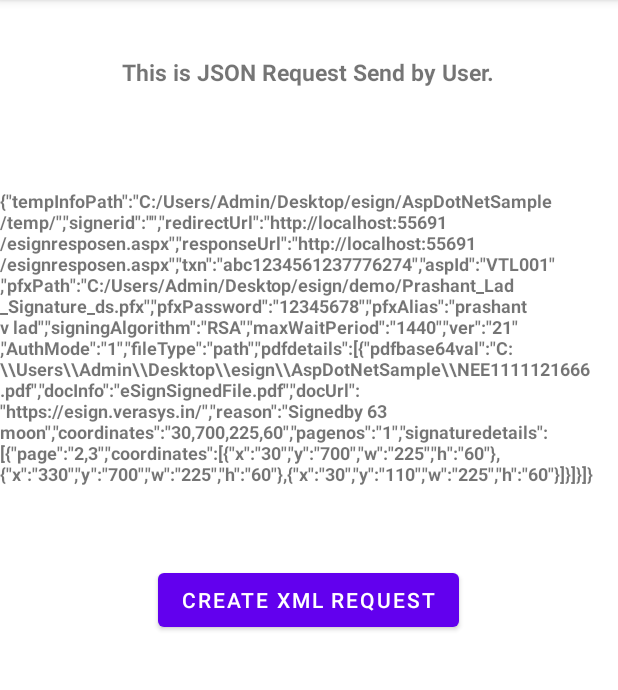
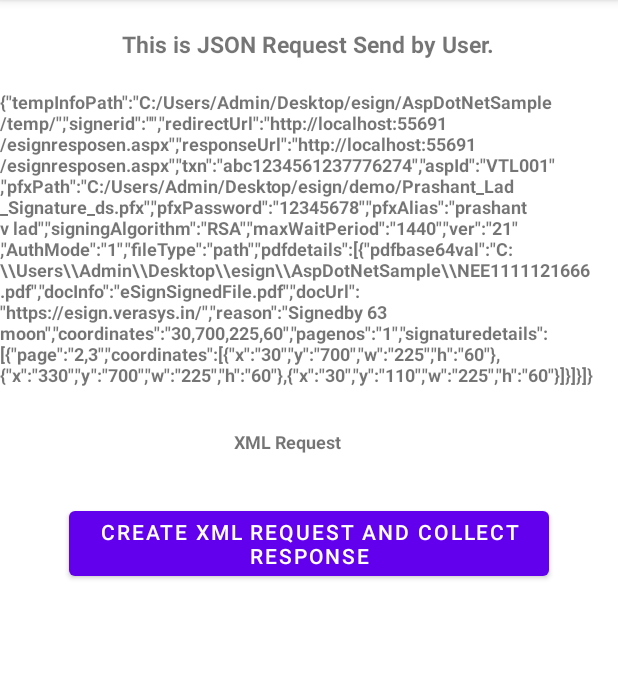
Before and after one commit to supriyamhaishale21/eSignatureLibrary, an Android app: the screen it shows after launch (MainActivity), on a phone screen of 412 x 824 dp, the part 84-774 px from its top. Run offline under Robolectric (Android 15) with nearby library versions, the phone set to English and light mode, and no system bars.

Commit message:
Update code

```diff
--- a/app/build.gradle
+++ b/app/build.gradle
@@ -36,5 +36,5 @@ dependencies {
     testImplementation 'junit:junit:4.+'
     androidTestImplementation 'androidx.test.ext:junit:1.1.3'
     androidTestImplementation 'androidx.test.espresso:espresso-core:3.4.0'
-    implementation 'com.github.supriyamhaishale21:eSignatureLibrary:1.1.6'
+    implementation 'com.github.supriyamhaishale21:eSignatureLibrary:1.1.7'
 }
--- a/app/src/main/java/com/coreco/esignatureapp/MainActivity.java
+++ b/app/src/main/java/com/coreco/esignatureapp/MainActivity.java
@@ -28,6 +28,7 @@ public class MainActivity extends AppCompatActivity {
         setContentView(R.layout.activity_main);
         TextView txtJsonInput=findViewById(R.id.txtJsonInput);
         TextView txtTitle=findViewById(R.id.txtTitle);
+        TextView txtXMLRequest=findViewById(R.id.txtXMLRequest);
 
         Button btnXmlRequest=findViewById(R.id.btnXmlRequest);
 
@@ -55,7 +56,7 @@ public class MainActivity extends AppCompatActivity {
         btnXmlRequest.setOnClickListener(new View.OnClickListener() {
             @Override
             public void onClick(View view) {
-                AppendDigitalSignOnPdf.GetPDFeSignParams(MainActivity.this,pdfJsonInput,txtJsonInput,txtTitle);
+                AppendDigitalSignOnPdf.GetPDFeSignParams(MainActivity.this,pdfJsonInput,txtJsonInput,txtTitle,txtXMLRequest);
             }
         });
 
--- a/app/src/main/res/layout/activity_main.xml
+++ b/app/src/main/res/layout/activity_main.xml
@@ -1,7 +1,11 @@
 <?xml version="1.0" encoding="utf-8"?>
-<androidx.constraintlayout.widget.ConstraintLayout xmlns:android="http://schemas.android.com/apk/res/android"
+<ScrollView
+    xmlns:android="http://schemas.android.com/apk/res/android"
     xmlns:app="http://schemas.android.com/apk/res-auto"
     xmlns:tools="http://schemas.android.com/tools"
+    android:layout_width="match_parent"
+    android:layout_height="match_parent">
+<androidx.constraintlayout.widget.ConstraintLayout
     android:layout_width="match_parent"
     android:layout_height="match_parent"
     tools:context=".MainActivity">
@@ -36,15 +40,31 @@
         app:layout_constraintTop_toBottomOf="@+id/txtTitle"
         app:layout_constraintVertical_bias="0.13" />
 
+    <TextView
+        android:id="@+id/txtXMLRequest"
+        android:layout_width="wrap_content"
+        android:layout_height="wrap_content"
+        android:layout_marginTop="28dp"
+        android:text="XML Request"
+        android:textSize="12sp"
+        android:textStyle="bold"
+        android:typeface="sans"
+        app:layout_constraintHorizontal_bias="0.457"
+        app:layout_constraintLeft_toLeftOf="parent"
+        app:layout_constraintRight_toRightOf="parent"
+        app:layout_constraintTop_toBottomOf="@+id/txtJsonInput" />
+
     <Button
         android:id="@+id/btnXmlRequest"
         android:layout_width="wrap_content"
         android:layout_height="wrap_content"
-        android:layout_marginTop="52dp"
-        android:text="Create XML Request"
+        android:layout_marginTop="32dp"
+        android:text="Create XML Request and collect Response"
+        app:layout_constraintBottom_toBottomOf="parent"
         app:layout_constraintEnd_toEndOf="parent"
         app:layout_constraintHorizontal_bias="0.497"
         app:layout_constraintStart_toStartOf="parent"
-        app:layout_constraintTop_toBottomOf="@+id/txtJsonInput" />
+        app:layout_constraintTop_toBottomOf="@+id/txtXMLRequest" />
 
 </androidx.constraintlayout.widget.ConstraintLayout>
+</ScrollView>
```
Also changed, not shown: eSignatureLibrary/src/main/java/com/coreco/esignaturelibrary/AppendDigitalSignOnPdf.java (+8 -9 lines).
